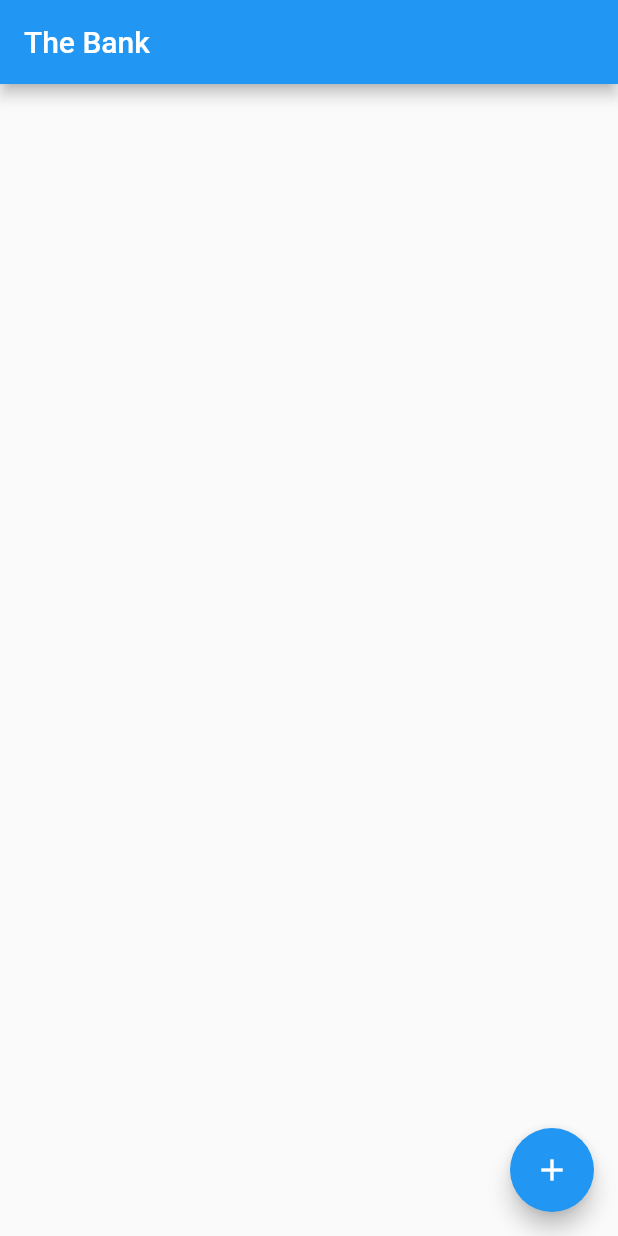
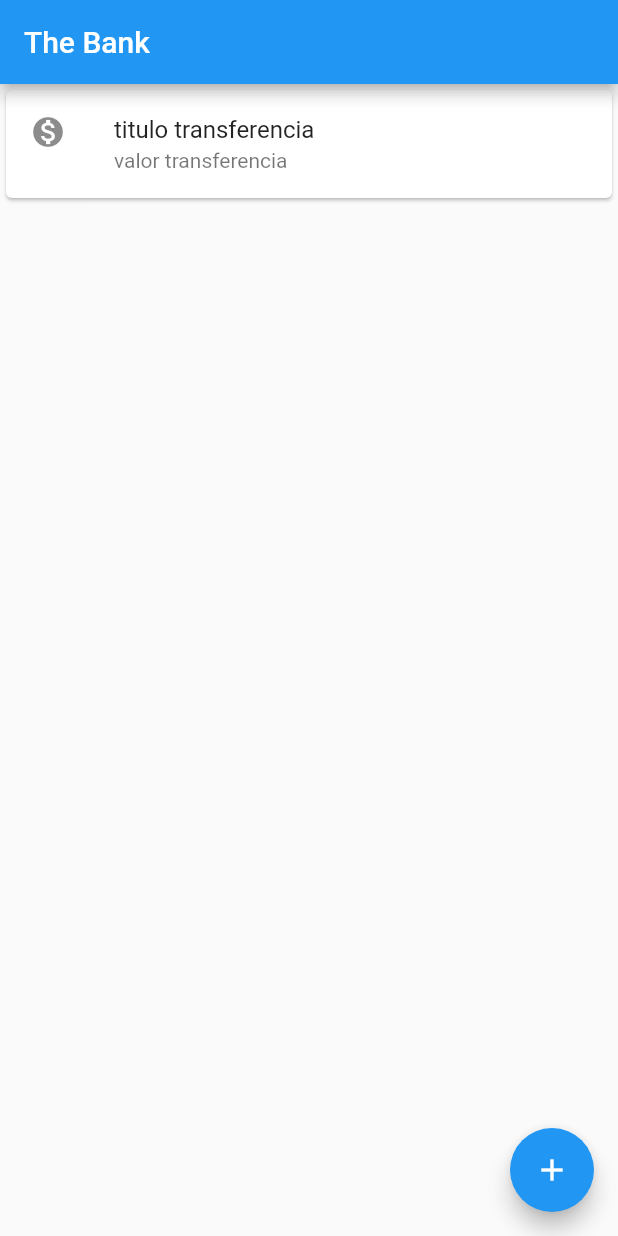
Before and after one commit to elizeurjr/thebank, a Flutter app: the screen it shows after launch, on a phone screen of 412 x 824 dp. Run offline on Flutter 3.47's test engine with Material 2 defaults, Android fonts, the light colour scheme and no system bars.

Commit message:
Criado card de transferencia

```diff
--- a/lib/main.dart
+++ b/lib/main.dart
@@ -12,12 +12,18 @@ class MyApp extends StatelessWidget {
         appBar: AppBar(
           title: Text('The Bank'),
         ),
+        body: Card(
+          child: ListTile(
+            leading: Icon(Icons.monetization_on),
+            title: Text('titulo transferencia'),
+            subtitle: Text('valor transferencia'),
+          ),
+        ),
         floatingActionButton: FloatingActionButton(
           child: Icon(Icons.add),
           onPressed: () {},
         ),
-        ),
-      );
-
+      ),
+    );
   }
 }
```
